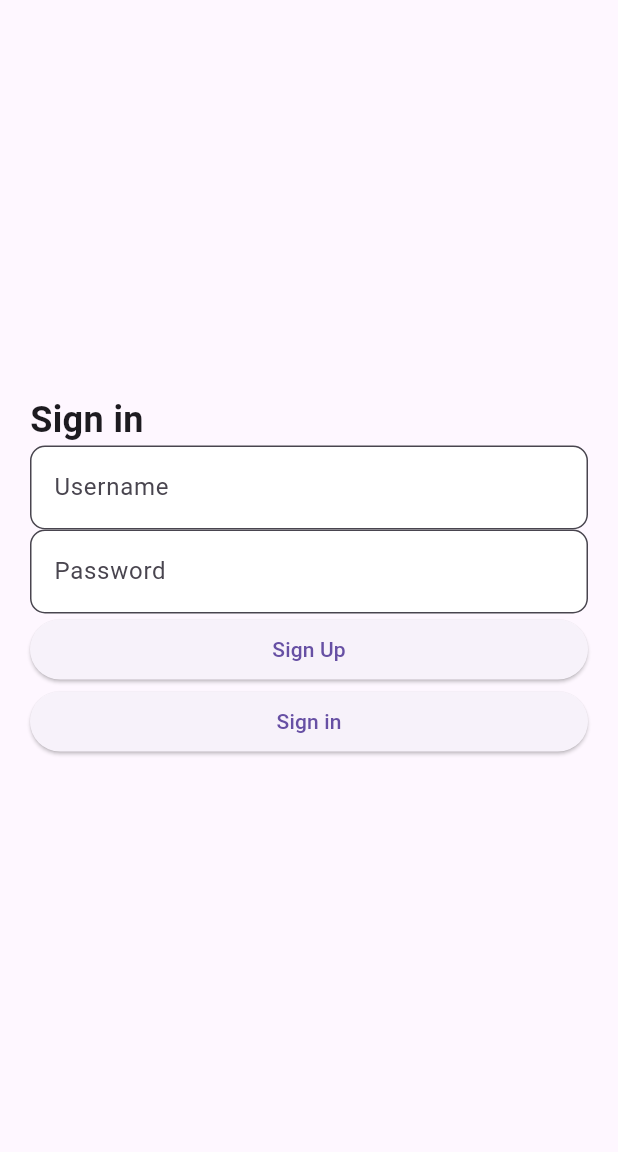
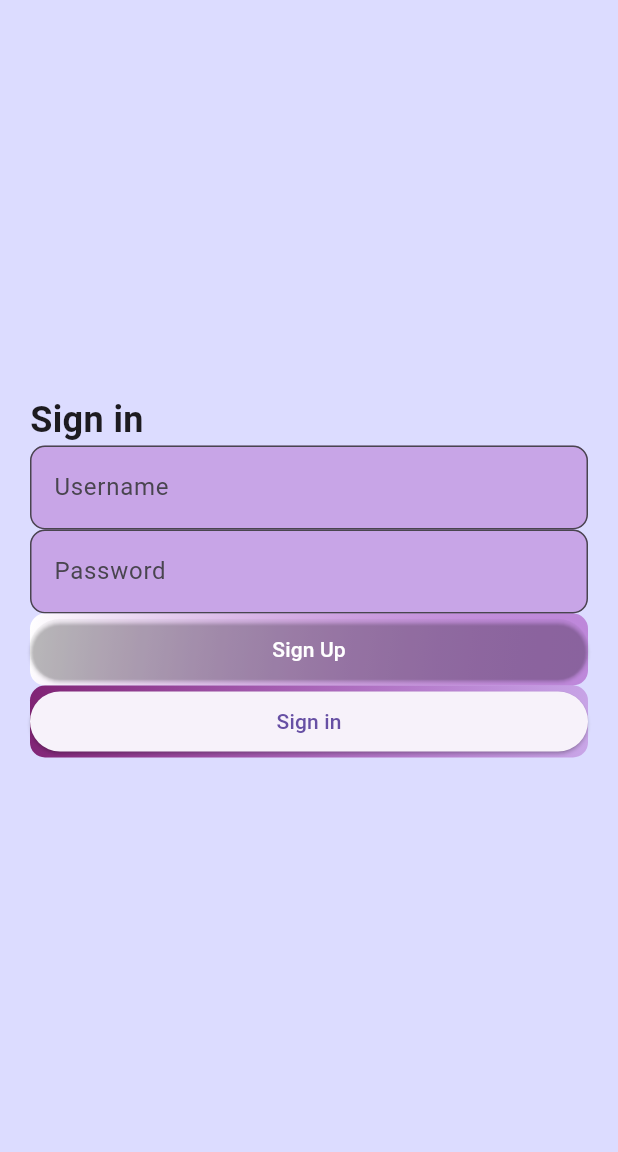
Before and after one commit to Hamadbu/our_project, a Flutter app: the screen it shows after launch, on a phone screen of 412 x 824 dp, the part 84-1236 px from its top. Run offline on Flutter 3.47's test engine with Material 3 defaults, Android fonts, the light colour scheme and no system bars; our stand-ins replace dio, go_router, shared_preferences.

Commit message:
added tips icon and changed colors

```diff
--- a/meditation_app/lib/pages/signin.dart
+++ b/meditation_app/lib/pages/signin.dart
@@ -19,6 +19,7 @@ class SigninPage extends StatelessWidget {
         title: const Text("Meditation"),
         automaticallyImplyLeading: false,
       ),
+      backgroundColor: Color.fromARGB(255, 220, 220, 255),
       resizeToAvoidBottomInset: false,
       body: Padding(
         padding: const EdgeInsets.all(20),
@@ -41,7 +42,7 @@ class SigninPage extends StatelessWidget {
               decoration: InputDecoration(
                   hintText: 'Username',
                   filled: true,
-                  fillColor: Colors.white,
+                  fillColor: const Color.fromARGB(77, 155, 39, 176),
                   border: OutlineInputBorder(
                       borderRadius: BorderRadius.circular(10.0))),
               controller: usernameController,
@@ -54,26 +55,62 @@ class SigninPage extends StatelessWidget {
               decoration: InputDecoration(
                   hintText: 'Password',
                   filled: true,
-                  fillColor: Colors.white,
+                  fillColor: const Color.fromARGB(77, 155, 39, 176),
                   border: OutlineInputBorder(
                       borderRadius: BorderRadius.circular(10.0))),
               controller: passwordController,
               obscureText: true, //to have the password hidden ****
             ),
-            ElevatedButton(
+            Container(
+              decoration: BoxDecoration(
+                gradient: const LinearGradient(
+                  colors: [
+                    Color.fromARGB(255, 255, 255, 255),
+                    Color.fromARGB(119, 155, 39, 176),
+                  ],
+                  begin: Alignment.topLeft,
+                  end: Alignment.bottomRight,
+                ),
+                borderRadius: BorderRadius.circular(10.0),
+              ),
+              child: ElevatedButton(
                 onPressed: () {
                   context.pushNamed('signup');
                 },
-              child: const Text("Sign Up"),
+                style: ElevatedButton.styleFrom(
+                  primary: Colors.transparent,
+                  onPrimary: Colors.transparent,
                 ),
-            ElevatedButton(
+                child: const Text(
+                  "Sign Up",
+                  style: TextStyle(
+                    color: Colors.white,
+                  ),
+                ),
+              ),
+            ),
+            Container(
+                decoration: BoxDecoration(
+                  gradient: const LinearGradient(
+                    colors: [
+                      Color.fromARGB(255, 128, 35, 116),
+                      Color.fromARGB(77, 155, 39, 176)
+                    ],
+                    begin: Alignment.topLeft,
+                    end: Alignment.bottomRight,
+                  ),
+                  borderRadius: BorderRadius.circular(10.0),
+                ),
+                child: ElevatedButton(
                   onPressed: () {
                     context
                         .read<AuthProvider>()
                         .signin(
                           user: User(
                             username: usernameController.text,
-                            password: passwordController.text))
+                            password: passwordController.text,
+                          ),
+                        )
                         .then((token) {
                       if (token.isNotEmpty) {
                         context.pushNamed('home');
@@ -81,7 +118,7 @@ class SigninPage extends StatelessWidget {
                     });
                   },
                   child: const Text("Sign in"),
-            )
+                ))
           ],
         ),
       ),
--- a/meditation_app/lib/pages/tipspage.dart
+++ b/meditation_app/lib/pages/tipspage.dart
@@ -10,7 +10,7 @@ class TipsPage extends StatelessWidget {
     return Scaffold(
       appBar: AppBar(
         title: Text("Tips"),
-        backgroundColor: const Color.fromARGB(255, 33, 194, 243),
+        backgroundColor: const Color.fromARGB(255, 255, 218, 185),
       ),
       // body: FutureBuilder(
 
```
Also changed, not shown: meditation_app/lib/pages/home.dart (+19 -7 lines). Lines whose indentation alone changed are shown as unchanged.
